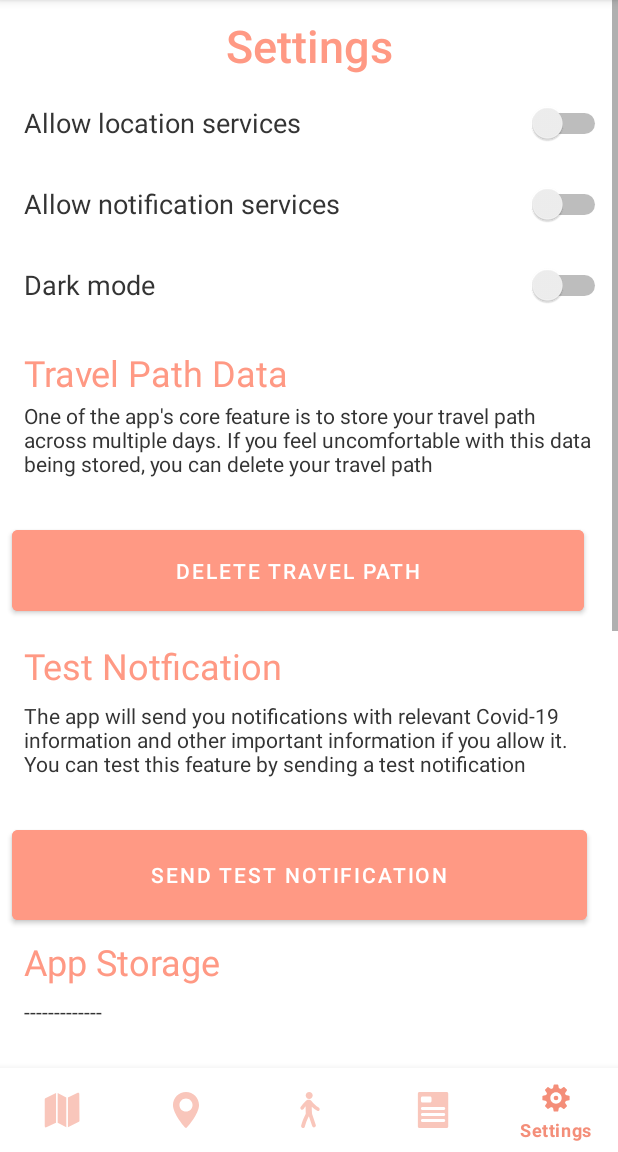
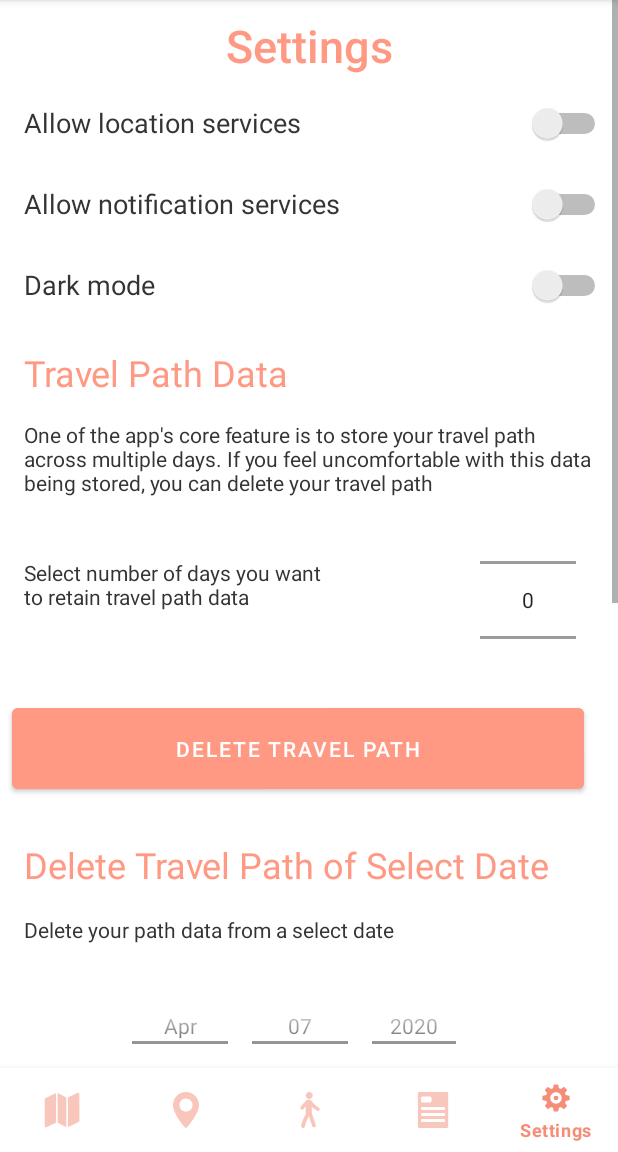
Before and after one commit to nsaunder/mapcovid2, an Android app: the SettingsFragment screen opened through its navigation route, on a phone screen of 412 x 824 dp, the part 84-1236 px from its top. Run offline under Robolectric (Android 15) with nearby library versions, the phone set to English and light mode, and no system bars; our stand-ins replace Firebase (no records; nobody signed in at launch, a user with empty details on screens opened directly), navigation-ui; libraries missing offline, so code that uses them is left out: com.chaquo.python, com.google.maps.android; 4 statements that could not run were skipped.

Commit message:
Settings UI

```diff
--- a/app/src/main/java/com/example/mapcovid/AlarmHelper.java
+++ b/app/src/main/java/com/example/mapcovid/AlarmHelper.java
@@ -79,4 +79,3 @@ public class AlarmHelper {
         mNotificationManager.notify(0 /* Request Code */, mBuilder.build());
     }
 }
-}
--- a/app/src/main/java/com/example/mapcovid/HomeActivity.java
+++ b/app/src/main/java/com/example/mapcovid/HomeActivity.java
@@ -25,6 +25,7 @@ import android.view.View;
 import android.widget.CompoundButton;
 import android.widget.DatePicker;
 import android.widget.LinearLayout;
+import android.widget.NumberPicker;
 import android.widget.ScrollView;
 import android.widget.Switch;
 import android.widget.TextView;
@@ -112,21 +113,6 @@ public class HomeActivity extends AppCompatActivity {
         NavController navController = Navigation.findNavController(this, R.id.nav_host_fragment);
         //NavigationUI.setupActionBarWithNavController(this, navController, appBarConfiguration);
         NavigationUI.setupWithNavController(navView, navController);
-
-        /*darkSwitch.setOnCheckedChangeListener(new CompoundButton.OnCheckedChangeListener() {
-            @Override
-            public void onCheckedChanged(CompoundButton buttonView, boolean isChecked) {
-                if(isChecked){
-                    AppCompatDelegate.setDefaultNightMode(AppCompatDelegate.MODE_NIGHT_YES);
-                    restartApp();
-                }
-                else{
-                    AppCompatDelegate.setDefaultNightMode(AppCompatDelegate.MODE_NIGHT_NO);
-                    restartApp();
-                }
-            }
-        });*/
-
     }
 
     @Override
--- a/app/src/main/res/layout/fragment_settings.xml
+++ b/app/src/main/res/layout/fragment_settings.xml
@@ -77,38 +77,102 @@
                 android:layout_height="40dp"
                 android:layout_marginStart="16dp"
                 android:layout_marginTop="20dp"
-                android:layout_marginBottom="485dp"
+                android:layout_marginBottom="4dp"
                 android:text="Travel Path Data"
                 android:textAlignment="viewStart"
                 android:textColor="?attr/colorPrimary"
                 android:textSize="24sp" />
             <TextView
-                android:id="@+id/textView"
+                android:id="@+id/travelPathDataDescription"
                 android:layout_width="385dp"
                 android:layout_height="70dp"
                 android:layout_marginStart="16dp"
-                android:layout_marginTop="-490dp"
+                android:layout_marginTop="4dp"
+                android:layout_marginBottom="10dp"
                 android:text="One of the app's core feature is to store your travel path across multiple days. If you feel uncomfortable with this data being stored, you can delete your travel path"
                 android:textColor="?attr/textColor"
                 android:textSize="14sp"/>
+
+            <TextView
+                android:id="@+id/selectDaysText"
+                android:layout_width="200dp"
+                android:layout_height="48dp"
+                android:layout_marginStart="16dp"
+                android:layout_marginTop="12dp"
+                android:text="Select number of days you want to retain travel path data"
+                android:textColor="?attr/textColor"
+                android:textSize="14sp"/>
+
+            <NumberPicker
+                android:id="@+id/numberPicker"
+                android:descendantFocusability="blocksDescendants"
+                android:layout_width="wrap_content"
+                android:layout_height="100dp"
+                android:layout_marginBottom="16dp"
+                android:layout_marginEnd="8dp"
+                android:layout_marginStart="320dp"
+                android:layout_marginTop="-70dp" />
             <Button
                 android:id="@+id/settings_button"
                 android:layout_width="381dp"
                 android:layout_height="66dp"
                 android:layout_marginStart="8dp"
-                android:layout_marginTop="10dp"
-                android:layout_marginBottom="354dp"
+                android:layout_marginBottom="12dp"
                 android:backgroundTint="?attr/buttonColor"
                 android:onClick="deletePath"
                 android:text="@string/button_text"
                 android:textColor="@color/white"/>
+
+            <TextView
+                android:id="@+id/deleteTravelPathDate"
+                android:layout_width="385dp"
+                android:layout_height="40dp"
+                android:layout_marginStart="16dp"
+                android:layout_marginTop="16dp"
+                android:text="Delete Travel Path of Select Date"
+                android:textAlignment="viewStart"
+                android:textColor="?attr/colorPrimary"
+                android:textSize="24sp" />
+
+            <TextView
+                android:id="@+id/deleteDate"
+                android:layout_width="385dp"
+                android:layout_height="24dp"
+                android:layout_marginStart="16dp"
+                android:layout_marginTop="10dp"
+                android:text="Delete your path data from a select date"
+                android:textColor="?attr/textColor"
+                android:textSize="14sp" />
+
+            <DatePicker
+                android:id="@+id/datePicker"
+                android:layout_width="240dp"
+                android:layout_height="140dp"
+                android:layout_marginStart="80dp"
+                android:layout_marginTop="16dp"
+                android:layout_marginBottom="20dp"
+                android:layout_marginEnd="20dp"
+                android:calendarViewShown="false"
+                android:datePickerMode="spinner"
+                android:background="?attr/tintColor"
+                android:spinnersShown="true"/>
+
+            <Button
+                android:id="@+id/deleteDayPathButton"
+                android:layout_width="381dp"
+                android:layout_height="66dp"
+                android:layout_marginStart="8dp"
+                android:backgroundTint="?attr/buttonColor"
+                android:onClick="deletePath"
+                android:text="Delete Day Travel Path"
+                android:textColor="@color/white"/>
+
             <TextView
                 android:id="@+id/textView3"
                 android:layout_width="385dp"
                 android:layout_height="40dp"
                 android:layout_marginStart="16dp"
-                android:layout_marginTop="-340dp"
-                android:layout_marginBottom="300dp"
+                android:layout_marginTop="16dp"
                 android:text="Test Notfication"
                 android:textAlignment="viewStart"
                 android:textColor="?attr/colorPrimary"
@@ -118,18 +182,17 @@
                 android:layout_width="385dp"
                 android:layout_height="70dp"
                 android:layout_marginStart="16dp"
-                android:layout_marginTop="-300dp"
-                android:layout_marginBottom="230dp"
+                android:layout_marginTop="20dp"
                 android:text="The app will send you notifications with relevant Covid-19 information and other important information if you allow it. You can test this feature by sending a test notification"
                 android:textColor="?attr/textColor"
                 android:textSize="14sp" />
+
             <Button
                 android:id="@+id/test_notification_button"
                 android:layout_width="383dp"
                 android:layout_height="72dp"
                 android:layout_marginStart="8dp"
-                android:layout_marginTop="-220dp"
-                android:layout_marginBottom="165dp"
+                android:layout_marginTop="16dp"
                 android:backgroundTint="?attr/buttonColor"
                 android:onClick="sendTestNotification"
                 android:text="Send Test Notification"
@@ -139,8 +202,7 @@
                 android:layout_width="385dp"
                 android:layout_height="40dp"
                 android:layout_marginStart="16dp"
-                android:layout_marginTop="-160dp"
-                android:layout_marginBottom="300dp"
+                android:layout_marginTop="20dp"
                 android:text="App Storage"
                 android:textAlignment="viewStart"
                 android:textColor="#ff9984"
@@ -150,8 +212,8 @@
                 android:layout_width="385dp"
                 android:layout_height="40dp"
                 android:layout_marginStart="16dp"
-                android:layout_marginTop="-300dp"
-                android:layout_marginBottom="230dp"
+                android:layout_marginTop="16dp"
+                android:layout_marginBottom="10dp"
                 android:text="-------------"
                 android:textColor="?attr/textColor"
                 android:textSize="14sp" />
@@ -161,8 +223,8 @@
                 android:layout_width="180dp"
                 android:layout_height="72dp"
                 android:layout_marginStart="8dp"
-                android:layout_marginTop="-220dp"
-                android:layout_marginBottom="165dp"
+                android:layout_marginTop="16dp"
+                android:layout_marginBottom="16dp"
                 android:backgroundTint="?attr/buttonColor"
                 android:onClick="deleteStorage"
                 android:text="Delete Storage"
@@ -173,8 +235,8 @@
                 android:layout_width="180dp"
                 android:layout_height="72dp"
                 android:layout_marginStart="210dp"
-                android:layout_marginTop="-238dp"
-                android:layout_marginBottom="165dp"
+                android:layout_marginTop="-88dp"
+                android:layout_marginBottom="16dp"
                 android:backgroundTint="?attr/buttonColor"
                 android:onClick="showStorage"
                 android:text="Show Storage"
@@ -185,7 +247,8 @@
                 android:layout_height="47dp"
                 android:layout_marginEnd="32dp"
                 android:layout_marginStart="300dp"
-                android:layout_marginTop="-140dp"
+                android:layout_marginTop="0dp"
+                android:layout_marginBottom="80dp"
                 android:backgroundTint="?attr/buttonColor"
                 android:onClick="showAbout"
                 android:text="About"
```
Also changed, not shown: app/src/main/java/com/example/mapcovid/ui/settings/SettingsFragment.java (+14 -2 lines), 1 other file.
